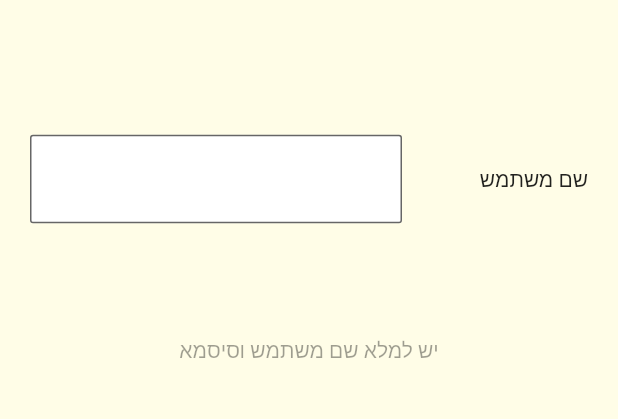
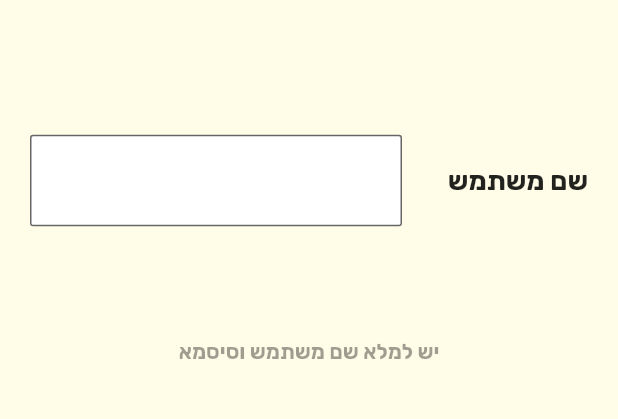
Before and after one commit to GefenHajaj/SmartList, a Flutter app: the screen it shows after launch, on a phone screen of 412 x 824 dp, the part 437-856 px from its top. Run offline on Flutter 3.47's test engine with Material 2 defaults, Android fonts, the phone set to English and light mode, and no system bars; missing offline and left inert: social_share; accounts and stored records are empty.

Commit message:
changed font style

```diff
--- a/smart_list_app/lib/main.dart
+++ b/smart_list_app/lib/main.dart
@@ -13,6 +13,12 @@ class MyApp extends StatelessWidget {
       title: 'Smart List',
       debugShowCheckedModeBanner: false,
       theme: ThemeData(
+        textTheme: TextTheme(
+          bodyText2: TextStyle(
+            fontWeight: FontWeight.bold
+          ),
+        ),
+        fontFamily: 'Rubik',
         backgroundColor: Colors.yellow[50],
         scaffoldBackgroundColor: Colors.yellow[50],
         primarySwatch: Colors.blue,
--- a/smart_list_app/lib/sign_up.dart
+++ b/smart_list_app/lib/sign_up.dart
@@ -17,7 +17,7 @@ class _SignUpPageState extends State<SignUpPage> {
   String warningButtonText = "יש למלא שם משתמש וססמא";
 
   Color buttonColor = Colors.grey[350];
-  Color normalButtonColor = Colors.grey[600];
+  Color normalButtonColor = Colors.green[200];
   Color warningButtonColor = Colors.grey[350];
   Color successButtonColor = Colors.green;
 
@@ -103,6 +103,9 @@ class _SignUpPageState extends State<SignUpPage> {
                     child: Text(
                         "שם משתמש",
                       textDirection: TextDirection.rtl,
+                      style: TextStyle(
+                        fontSize: 18.0
+                      ),
                     )
                 ),
               ),
@@ -110,6 +113,9 @@ class _SignUpPageState extends State<SignUpPage> {
                 flex: 2,
                 child: Container(
                   child: TextField(
+                    style: TextStyle(
+                      fontSize: 18.0
+                    ),
                     decoration: InputDecoration(
                       counterText: "",
                       border: new OutlineInputBorder(
@@ -153,7 +159,11 @@ class _SignUpPageState extends State<SignUpPage> {
                   },
                   color: buttonColor,
                   child: Center(child: Text(buttonText,
-                  textDirection: TextDirection.rtl,))),
+                  textDirection: TextDirection.rtl,
+                    style: TextStyle(
+                        fontWeight: FontWeight.bold
+                    ),
+                  ))),
             ]),
           )
         ],
--- a/smart_list_app/lib/view_list_details.dart
+++ b/smart_list_app/lib/view_list_details.dart
@@ -75,7 +75,11 @@ class _ViewListDetailsPageState extends State<ViewListDetailsPage> {
                     padding: EdgeInsets.symmetric(vertical: 16.0),
                     onPressed: goBackToListsPage,
                     child: Text("אישור",
-                      textDirection: TextDirection.rtl,),
+                      textDirection: TextDirection.rtl,
+                      style: TextStyle(
+                          fontWeight: FontWeight.bold
+                      ),
+                    ),
                     shape: ContinuousRectangleBorder(side: BorderSide(
                         color: Colors.black54,
                         width: 3,
--- a/smart_list_app/pubspec.yaml
+++ b/smart_list_app/pubspec.yaml
@@ -81,5 +81,10 @@ flutter:
   #       - asset: fonts/TrajanPro_Bold.ttf
   #         weight: 700
   #
+  fonts:
+    - family: Rubik
+      fonts:
+        - asset: fonts/Rubik-VariableFont_wght.ttf
+
   # For details regarding fonts from package dependencies,
   # see https://flutter.dev/custom-fonts/#from-packages
```
Also changed, not shown: smart_list_app/lib/add_item_to_list.dart (+10 -2 lines), smart_list_app/lib/change_item_properties.dart (+13 -2 lines), smart_list_app/lib/create_list.dart (+21 -7 lines), smart_list_app/lib/join_list.dart (+13 -2 lines), smart_list_app/lib/list_page.dart (+11 -2 lines), smart_list_app/lib/list_settings_page.dart (+10 -2 lines), smart_list_app/lib/lists_page.dart (+21 -3 lines), smart_list_app/lib/super_mode_page.dart (+9 -0 lines), smart_list_app/fonts/Rubik-VariableFont_wght.ttf (added).
